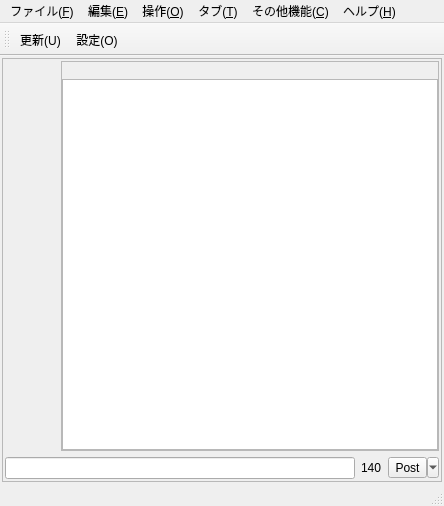
Before: the Qt Designer form qweenmainwindow.ui in plus7/Qween, drawn with Qt 5.
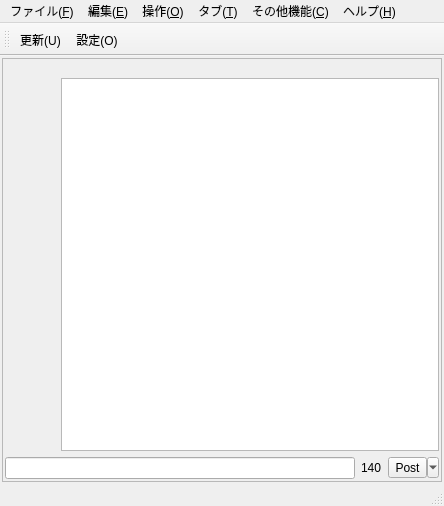
After: the same form once the commit is applied. Custom widgets are drawn as their Qt base class.

Commit message: remove useless border. add a contextmenu on userIconLabel. add "show the icon in browser" menu.

```diff
--- a/qweenmainwindow.ui
+++ b/qweenmainwindow.ui
@@ -102,10 +102,13 @@
              </sizepolicy>
             </property>
             <property name="frameShape">
-             <enum>QFrame::StyledPanel</enum>
+             <enum>QFrame::NoFrame</enum>
             </property>
             <property name="frameShadow">
-             <enum>QFrame::Raised</enum>
+             <enum>QFrame::Plain</enum>
+            </property>
+            <property name="lineWidth">
+             <number>0</number>
             </property>
             <layout class="QVBoxLayout" name="verticalLayout_4" stretch="0,1">
              <property name="spacing">
```
The commit also changes 2 other files.
